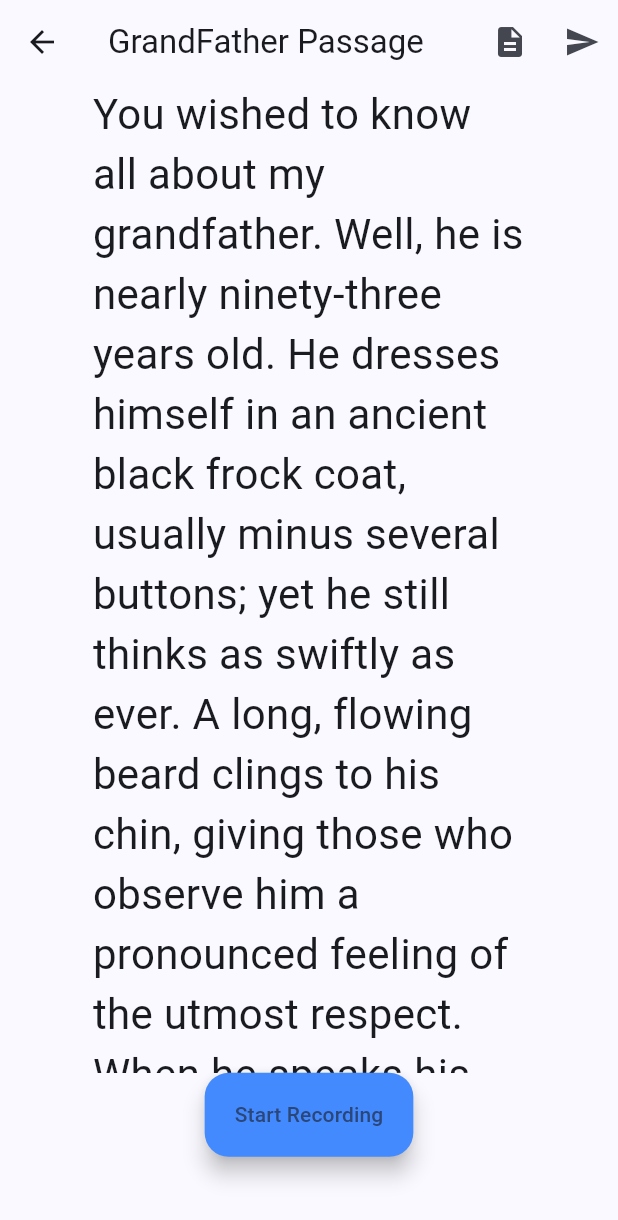
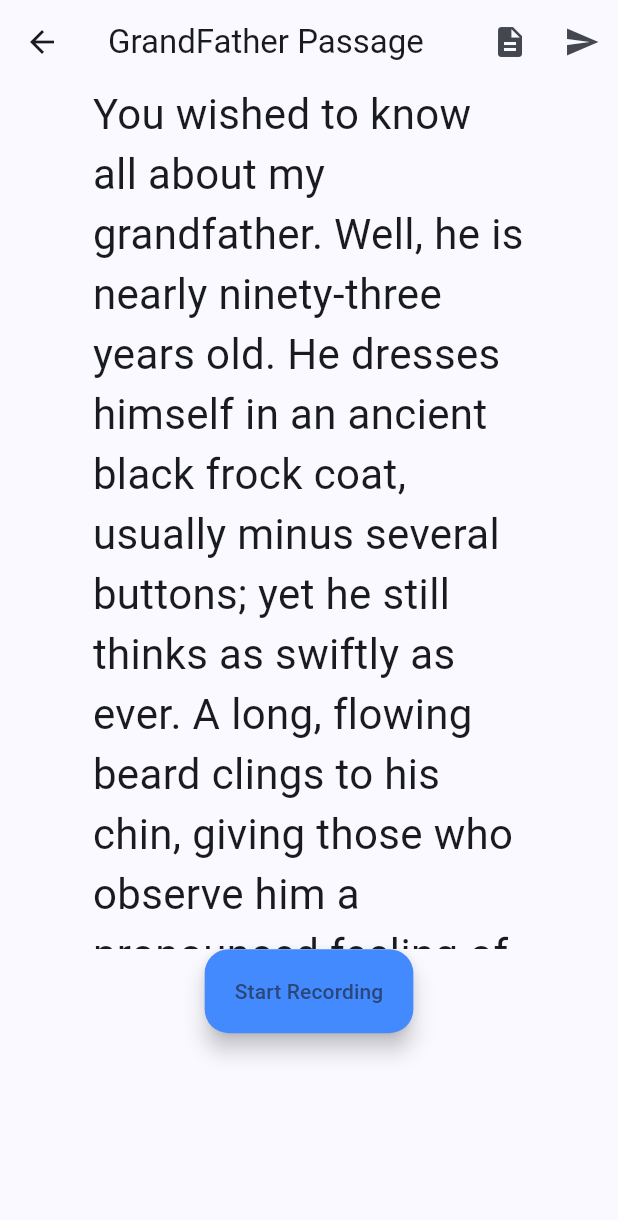
Before and after one commit to FIU-MOSAIC/NeuroTask_Modern, a Flutter app: the MainMenu screen opened by its route, after a tap on "Grandfather Passage", on a phone screen of 412 x 824 dp. Shown: the top 1220 px of the screen. Run offline on Flutter 3.47's test engine with Material 3 defaults, Android fonts, the phone set to English and light mode, and no system bars; our stand-ins replace cloud_firestore, firebase_auth, firebase_core, get; accounts and stored records are empty.

Commit message:
changes to main menu and grandfather passage

```diff
--- a/lib/pages/games/grandfather_passage.dart
+++ b/lib/pages/games/grandfather_passage.dart
@@ -60,7 +60,7 @@ class GrandfatherState extends State<GrandFather> {
             children: [
               SizedBox(
                 width: width * .7,
-                height: height * .8,
+                height: height * .7,
                 child: Scrollbar(
                   child: SingleChildScrollView(
                     child: Text(
--- a/lib/pages/mainMenu/mainMenu.dart
+++ b/lib/pages/mainMenu/mainMenu.dart
@@ -9,7 +9,7 @@ class MainMenu extends StatelessWidget {
   Widget build(BuildContext context) {
     double screenHeight = MediaQuery.of(context).size.height;
     double screenWidth = MediaQuery.of(context).size.width;
-    var games = [GrandFather()];
+    var games = [GrandFather(),GrandFather(),GrandFather(),GrandFather(),GrandFather(),GrandFather()];
 
     return Scaffold(
       appBar: AppBar(
@@ -26,10 +26,11 @@ class MainMenu extends StatelessWidget {
         crossAxisCount: 3,
         children: List.generate(games.length, (index) {
           return Center(
-            child: Container(
+            child: Padding(
+              padding: EdgeInsets.all(10),
+              child: SizedBox(
               height: screenHeight * .4,
               width: screenWidth * .4,
-              child: FittedBox(
                 child: FloatingActionButton.extended(
                   label: Text(games[index].title),
                   icon: games[index].gameIcon,
```
